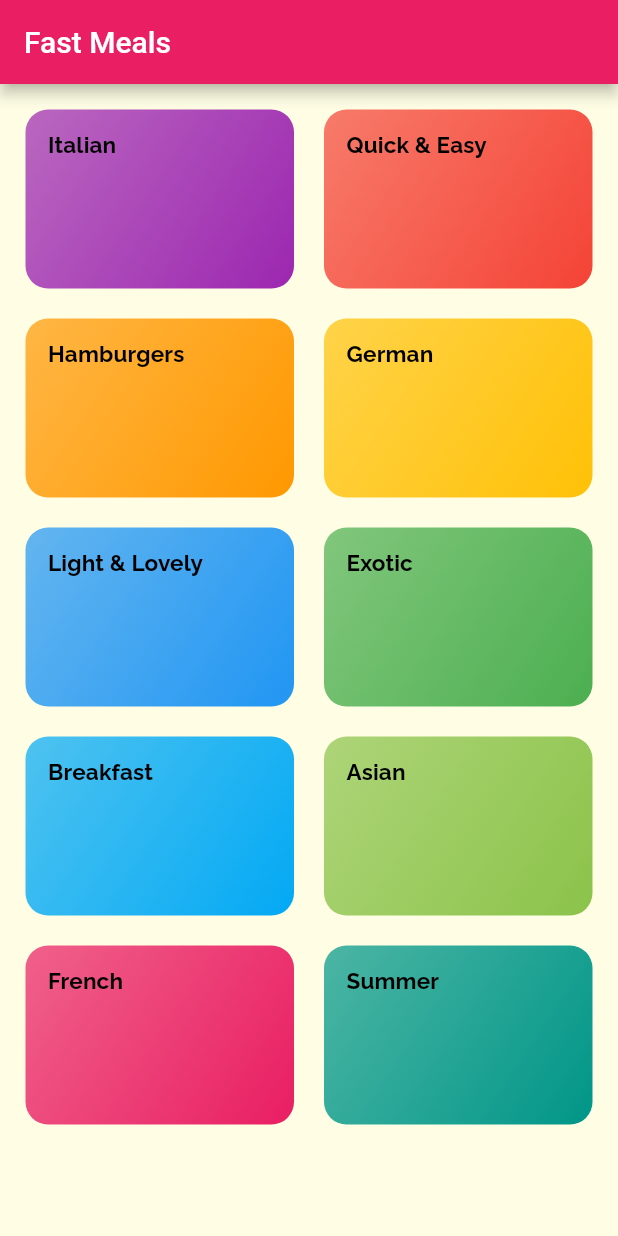
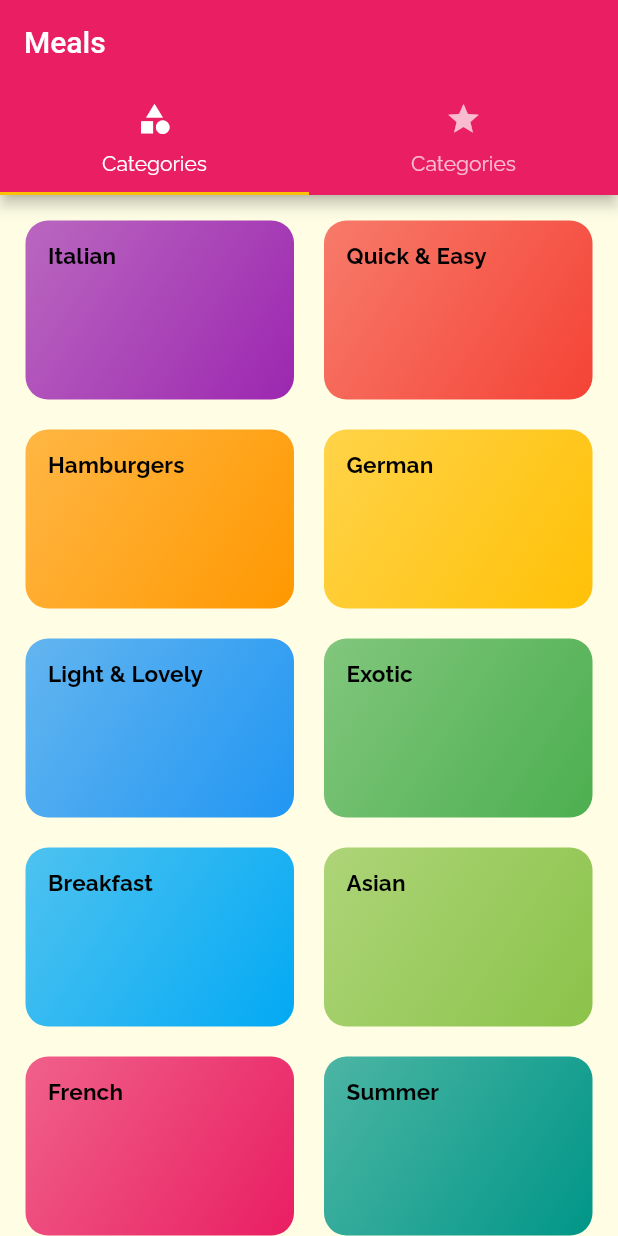
Before and after one commit to JunoSoft/fastmeals_app, a Flutter app: the screen it shows after launch, on a phone screen of 412 x 824 dp. Run offline on Flutter 3.47's test engine with Material 2 defaults, Android fonts, the phone set to English and light mode, and no system bars.

Commit message:
added Tabs

```diff
--- a/lib/main.dart
+++ b/lib/main.dart
@@ -3,6 +3,7 @@ import 'package:flutter/material.dart';
 import './screens/category_meals_screen.dart';
 import './screens/categories_screen.dart';
 import './screens/meal_details_screen.dart';
+import './screens/tabs_screen.dart';
 
 void main() {
   runApp(const MyApp());
@@ -31,7 +32,7 @@ class MyApp extends StatelessWidget {
       // home: const CategoriesScreen(),
       initialRoute: '/',
       routes: {
-        '/': (ctx) => const CategoriesScreen(),
+        '/': (ctx) => const TabsScreen(),
         CategoryMealsScreen.routeName: (ctx) => CategoryMealsScreen(),
         MealDetailsScreen.routeName: (ctx) => const MealDetailsScreen(),
       },
--- a/lib/screens/categories_screen.dart
+++ b/lib/screens/categories_screen.dart
@@ -13,11 +13,7 @@ class CategoriesScreen extends StatefulWidget {
 class _CategoriesScreenState extends State<CategoriesScreen> {
   @override
   Widget build(BuildContext context) {
-    return Scaffold(
-      appBar: AppBar(
-        title: const Text('Fast Meals'),
-      ),
-      body: GridView(
+    return GridView(
       padding: const EdgeInsets.all(17),
       gridDelegate: const SliverGridDelegateWithMaxCrossAxisExtent(
           maxCrossAxisExtent: 200,
@@ -25,10 +21,9 @@ class _CategoriesScreenState extends State<CategoriesScreen> {
           crossAxisSpacing: 20,
           mainAxisSpacing: 20),
       children: DUMMY_CATEGORIES
-            .map((category) =>
-                CategoryItem(title: category.title,id:category.id, color: category.color))
+          .map((category) => CategoryItem(
+              title: category.title, id: category.id, color: category.color))
           .toList(),
-      ),
     );
   }
 }
--- /dev/null
+++ b/lib/screens/favorite_screen.dart
@@ -0,0 +1,12 @@
+import 'package:flutter/material.dart';
+import 'package:flutter/src/widgets/framework.dart';
+import 'package:flutter/src/widgets/placeholder.dart';
+
+class FavoriteScreen extends StatelessWidget {
+  const FavoriteScreen({super.key});
+
+  @override
+  Widget build(BuildContext context) {
+    return const Center(child: Text('Favorite Meal'),);
+  }
+}
--- /dev/null
+++ b/lib/screens/tabs_screen.dart
@@ -0,0 +1,36 @@
+import 'package:flutter/material.dart';
+import '../screens/favorite_screen.dart';
+import '../screens/categories_screen.dart';
+
+class TabsScreen extends StatefulWidget {
+  const TabsScreen({super.key});
+
+  @override
+  State<TabsScreen> createState() => _TabsScreenState();
+}
+
+class _TabsScreenState extends State<TabsScreen> {
+  @override
+  Widget build(BuildContext context) {
+    return DefaultTabController(
+        length: 2,
+        // initialIndex: 0,
+        child: Scaffold(
+          appBar: AppBar(
+            title: const Text('Meals'),
+            bottom: const TabBar(tabs: <Widget>[
+              Tab(
+                icon: Icon(Icons.category),
+                text: 'Categories',
+              ),
+              Tab(
+                icon: Icon(Icons.star),
+                text: 'Categories',
+              ),
+            ]),
+          ),
+          body: const TabBarView(
+              children: <Widget>[CategoriesScreen(), FavoriteScreen()]),
+        ));
+  }
+}
```
Lines whose indentation alone changed are shown as unchanged.
